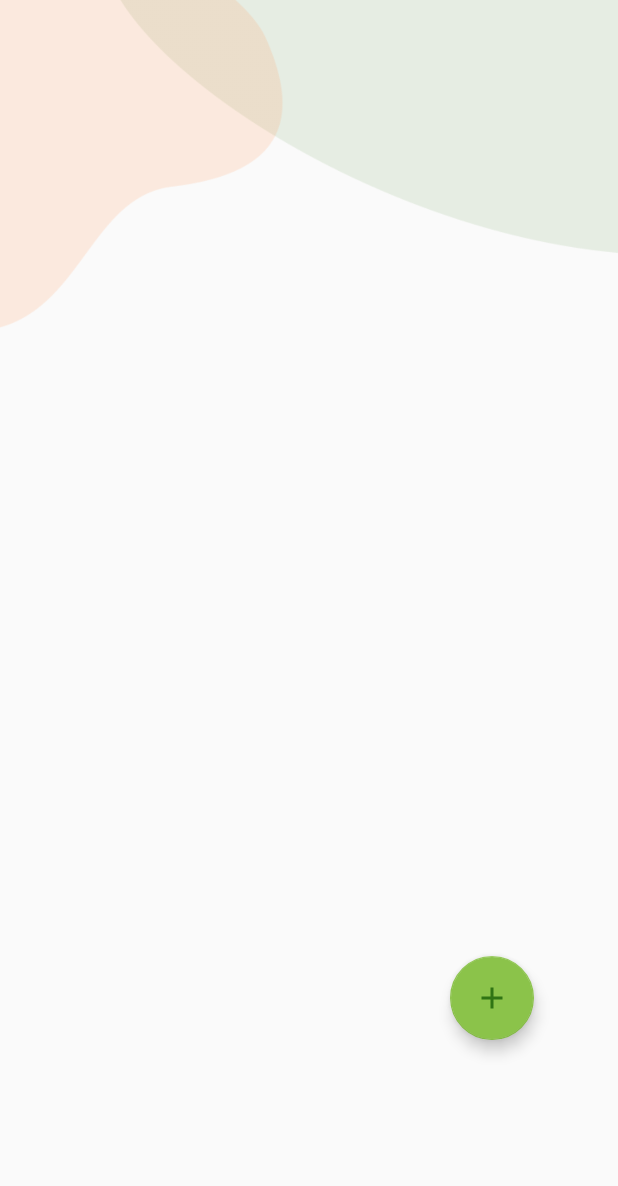
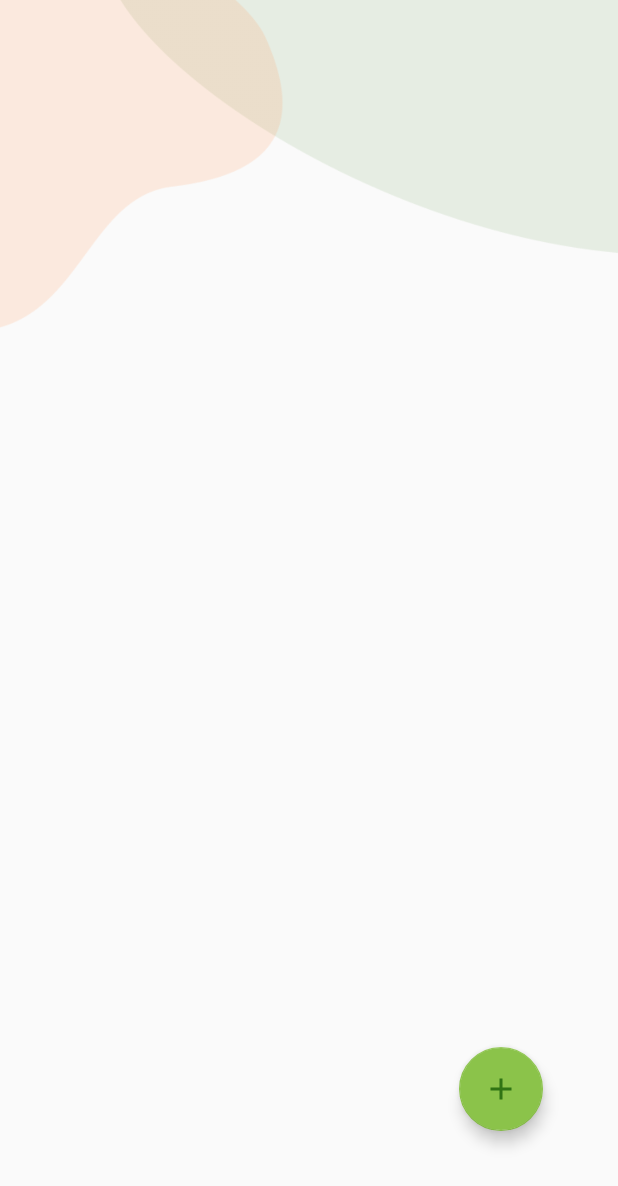
Before and after one commit to JhonSaldarriaga/CoffeeTec-Android, an Android app: the fragment SensorsDashboardFragment shown on its own in the app's theme, on a phone screen of 412 x 824 dp. Shown: the top 1186 px of the screen. Run offline under Robolectric (Android 15) with nearby library versions, the phone set to English and light mode, and no system bars.

Commit message:
improve some details in design

```diff
--- a/app/src/main/res/layout/fragment_sensors_dashboard.xml
+++ b/app/src/main/res/layout/fragment_sensors_dashboard.xml
@@ -5,18 +5,6 @@
     android:layout_width="match_parent"
     android:layout_height="match_parent"
     tools:context=".SensorsDashboardFragment">
-
-    <com.google.android.material.floatingactionbutton.FloatingActionButton
-        android:id="@+id/addSensorFlotatingButton"
-        android:layout_width="wrap_content"
-        android:layout_height="wrap_content"
-        android:layout_marginTop="25dp"
-        android:background="#8BC34A"
-        android:clickable="true"
-        android:src="@drawable/ic_baseline_add_24"
-        app:backgroundTint="#8BC34A"
-        app:layout_constraintEnd_toEndOf="@+id/sensorsRecyclerView"
-        app:layout_constraintTop_toBottomOf="@+id/sensorsRecyclerView" />
 
     <androidx.constraintlayout.widget.ConstraintLayout
         android:id="@+id/constraintLayout3"
@@ -31,16 +19,41 @@
 
     </androidx.constraintlayout.widget.ConstraintLayout>
 
-    <androidx.recyclerview.widget.RecyclerView
-        android:id="@+id/sensorsRecyclerView"
-        android:layout_width="300dp"
-        android:layout_height="400dp"
-        android:layout_marginTop="45dp"
-        android:layout_marginBottom="45dp"
+    <androidx.constraintlayout.widget.ConstraintLayout
+        android:layout_width="match_parent"
+        android:layout_height="match_parent"
         app:layout_constraintBottom_toBottomOf="parent"
         app:layout_constraintEnd_toEndOf="parent"
         app:layout_constraintStart_toStartOf="parent"
         app:layout_constraintTop_toTopOf="parent">
 
-    </androidx.recyclerview.widget.RecyclerView>
+        <com.google.android.material.floatingactionbutton.FloatingActionButton
+            android:id="@+id/addSensorFlotatingButton"
+            android:layout_width="wrap_content"
+            android:layout_height="wrap_content"
+            android:layout_marginEnd="20dp"
+            android:layout_marginBottom="40dp"
+            android:background="#8BC34A"
+            android:clickable="true"
+            android:src="@drawable/ic_baseline_add_24"
+            app:backgroundTint="#8BC34A"
+            app:layout_constraintBottom_toBottomOf="@+id/sensorsRecyclerView"
+            app:layout_constraintEnd_toEndOf="@+id/sensorsRecyclerView" />
+
+        <androidx.recyclerview.widget.RecyclerView
+            android:id="@+id/sensorsRecyclerView"
+            android:layout_width="0dp"
+            android:layout_height="0dp"
+            android:layout_marginStart="30dp"
+            android:layout_marginTop="30dp"
+            android:layout_marginEnd="30dp"
+            android:layout_marginBottom="30dp"
+            app:layout_constraintBottom_toBottomOf="parent"
+            app:layout_constraintEnd_toEndOf="parent"
+            app:layout_constraintStart_toStartOf="parent"
+            app:layout_constraintTop_toTopOf="parent">
+
+        </androidx.recyclerview.widget.RecyclerView>
+    </androidx.constraintlayout.widget.ConstraintLayout>
+
 </androidx.constraintlayout.widget.ConstraintLayout>
```
Also changed, not shown: app/src/main/res/layout/activity_registration_sensor.xml (+7 -11 lines).
